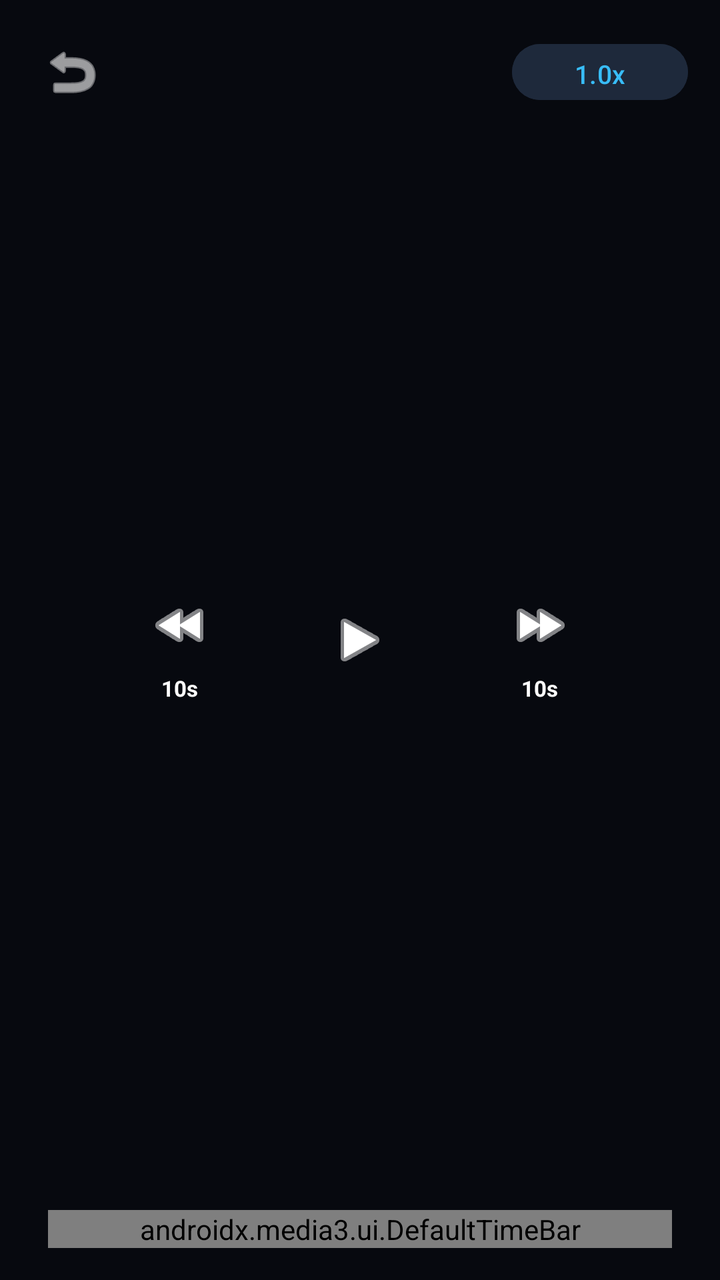
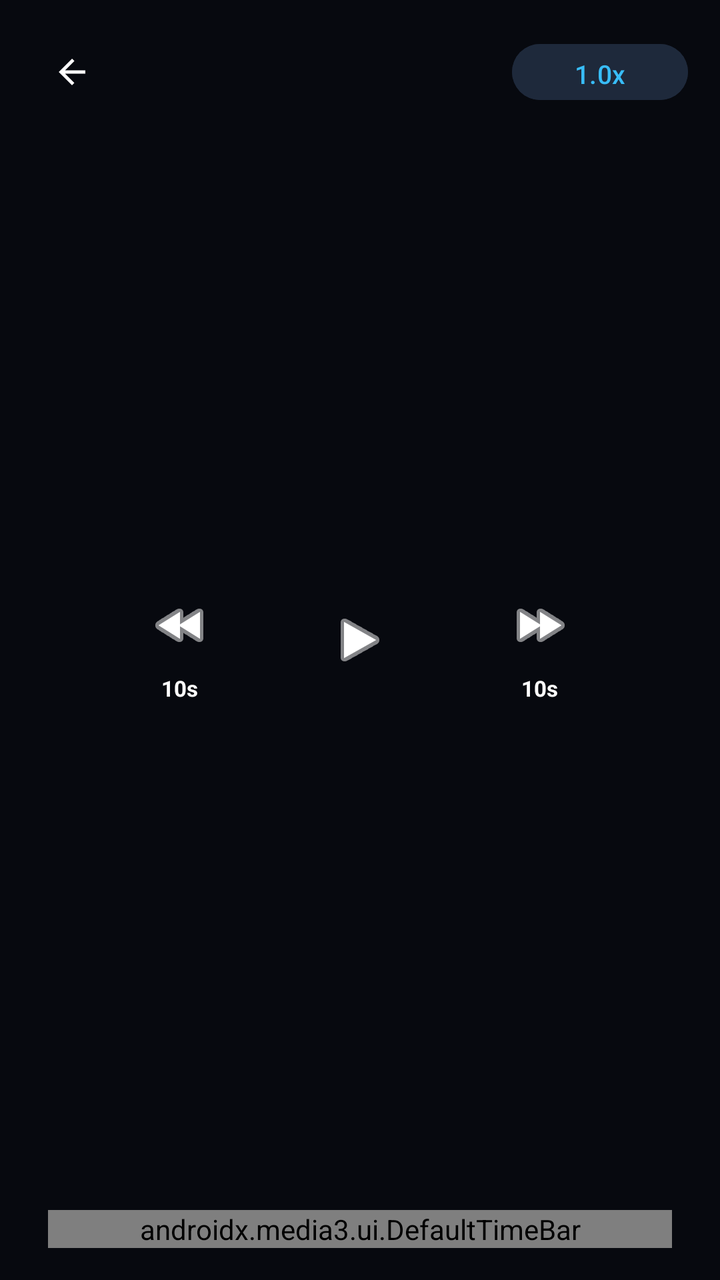

Screens rendered from an Android XML layout before and after an edit, with the pre-edit source and the edit as a unified diff.
<!-- AndroidManifest.xml: application theme Theme.GateFocus -->
<!-- res/layout/custom_player_control.xml -->
<?xml version="1.0" encoding="utf-8"?>
<RelativeLayout xmlns:android="http://schemas.android.com/apk/res/android"
    xmlns:app="http://schemas.android.com/apk/res-auto"
    android:layout_width="match_parent"
    android:layout_height="match_parent"
    android:background="#66000000"
    android:padding="16dp">

    
    <LinearLayout
        android:id="@+id/topBar"
        android:layout_width="match_parent"
        android:layout_height="wrap_content"
        android:layout_alignParentTop="true"
        android:gravity="center_vertical"
        android:orientation="horizontal">

        <ImageButton
            android:id="@+id/btnBack"
            android:layout_width="40dp"
            android:layout_height="40dp"
            android:background="?attr/selectableItemBackgroundBorderless"
            android:src="@android:drawable/ic_menu_revert"
            app:tint="@color/white" />

        <TextView
            android:id="@+id/tvVideoTitle"
            android:layout_width="0dp"
            android:layout_height="wrap_content"
            android:layout_marginStart="12dp"
            android:layout_weight="1"
            android:ellipsize="end"
            android:maxLines="1"
            android:textColor="@color/white"
            android:textSize="16sp"
            android:textStyle="bold" />

        
        <Button
            android:id="@+id/btnSpeed"
            android:layout_width="wrap_content"
            android:layout_height="36dp"
            android:backgroundTint="@color/card_bg"
            android:text="1.0x"
            android:textColor="@color/accent"
            android:textSize="13sp" />
    </LinearLayout>

    
    <LinearLayout
        android:layout_width="wrap_content"
        android:layout_height="wrap_content"
        android:layout_centerInParent="true"
        android:gravity="center"
        android:orientation="horizontal">

        <LinearLayout
            android:layout_width="56dp"
            android:layout_height="wrap_content"
            android:gravity="center"
            android:orientation="vertical">

            <ImageButton
                android:id="@+id/exo_rew"
                android:layout_width="48dp"
                android:layout_height="48dp"
                android:background="?attr/selectableItemBackgroundBorderless"
                android:src="@android:drawable/ic_media_rew"
                app:tint="@color/white" />

            <TextView
                android:layout_width="wrap_content"
                android:layout_height="wrap_content"
                android:text="10s"
                android:textColor="@color/white"
                android:textSize="11sp"
                android:textStyle="bold" />
        </LinearLayout>

        <ImageButton
            android:id="@+id/exo_play_pause"
            android:layout_width="68dp"
            android:layout_height="68dp"
            android:layout_marginHorizontal="28dp"
            android:background="?attr/selectableItemBackgroundBorderless"
            android:src="@android:drawable/ic_media_play"
            app:tint="@color/white" />

        <LinearLayout
            android:layout_width="56dp"
            android:layout_height="wrap_content"
            android:gravity="center"
            android:orientation="vertical">

            <ImageButton
                android:id="@+id/exo_ffwd"
                android:layout_width="48dp"
                android:layout_height="48dp"
                android:background="?attr/selectableItemBackgroundBorderless"
                android:src="@android:drawable/ic_media_ff"
                app:tint="@color/white" />

            <TextView
                android:layout_width="wrap_content"
                android:layout_height="wrap_content"
                android:text="10s"
                android:textColor="@color/white"
                android:textSize="11sp"
                android:textStyle="bold" />
        </LinearLayout>
    </LinearLayout>

    
    <LinearLayout
        android:layout_width="match_parent"
        android:layout_height="wrap_content"
        android:layout_alignParentBottom="true"
        android:gravity="center_vertical"
        android:orientation="horizontal">

        <TextView
            android:id="@+id/exo_position"
            android:layout_width="wrap_content"
            android:layout_height="wrap_content"
            android:textColor="@color/white"
            android:textSize="12sp" />

        <androidx.media3.ui.DefaultTimeBar
            android:id="@+id/exo_progress"
            android:layout_width="0dp"
            android:layout_height="wrap_content"
            android:layout_marginHorizontal="8dp"
            android:layout_weight="1" />

        <TextView
            android:id="@+id/exo_duration"
            android:layout_width="wrap_content"
            android:layout_height="wrap_content"
            android:textColor="@color/white"
            android:textSize="12sp" />
    </LinearLayout>

</RelativeLayout>
<!-- resources referenced by this layout -->
<resources>
  <color name="accent">#38BDF8</color>
  <color name="card_bg">#1E293B</color>
  <color name="white">#FFFFFF</color>
  <style name="Theme.GateFocus" parent="Theme.Material3.Dark.NoActionBar">
          <item name="android:statusBarColor">@color/background</item>
          <item name="android:windowBackground">@color/background</item>
          <item name="colorPrimary">@color/accent</item>
      </style>
  <color name="background">#0B0F19</color>
</resources>

<!-- the commit's change to res/layout/custom_player_control.xml (unified diff, before → after) -->
@@ -20,7 +20,7 @@
             android:layout_width="40dp"
             android:layout_height="40dp"
             android:background="?attr/selectableItemBackgroundBorderless"
-            android:src="@android:drawable/ic_menu_revert"
+            android:src="@drawable/ic_arrow_back"
             app:tint="@color/white" />
 
         <TextView
<!-- resource entries referenced after the edit -->
@@ -3,6 +3,17 @@
   <color name="accent">#38BDF8</color>
   <color name="card_bg">#1E293B</color>
   <color name="white">#FFFFFF</color>
+  <!-- drawable ic_arrow_back (drawable) -->
+  <vector xmlns:android="http://schemas.android.com/apk/res/android"
+      android:width="20dp"
+      android:height="20dp"
+      android:viewportWidth="24"
+      android:viewportHeight="24"
+      android:tint="?attr/colorControlNormal">
+      <path
+          android:fillColor="@android:color/white"
+          android:pathData="M20,11H7.83l5.59,-5.59L12,4l-8,8 8,8 1.41,-1.41L7.83,13H20v-2z" />
+  </vector>
   <style name="Theme.GateFocus" parent="Theme.Material3.Dark.NoActionBar">
           <item name="android:statusBarColor">@color/background</item>
           <item name="android:windowBackground">@color/background</item>
